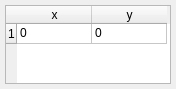
The window that simModules/src/plot/wcursorinfo.ui (koalakoker/gSim) describes before a commit, drawn with Qt 5.
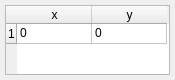
The same window after the commit.

Commit message: Cursor info widget upgrade

The edit to the form file:
```diff
--- a/simModules/src/plot/wcursorinfo.ui
+++ b/simModules/src/plot/wcursorinfo.ui
@@ -6,8 +6,8 @@
    <rect>
     <x>0</x>
     <y>0</y>
-    <width>176</width>
-    <height>89</height>
+    <width>175</width>
+    <height>80</height>
    </rect>
   </property>
   <property name="sizePolicy">
```
The commit also changes 4 other files.
